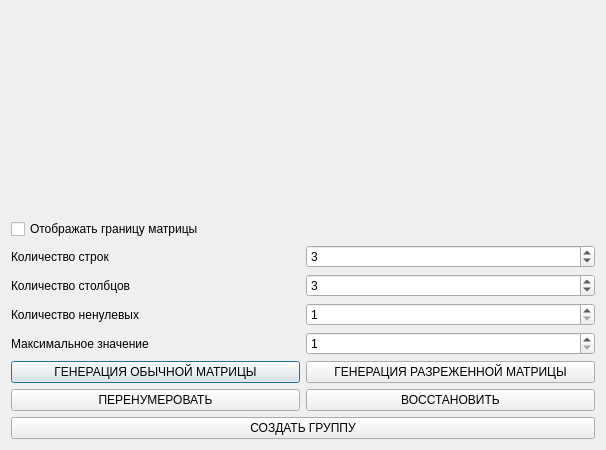
This is dialog.ui in MrTrojan52/Design-Patterns-Lab2 as Qt 5 draws it before an edit. The edited form follows.
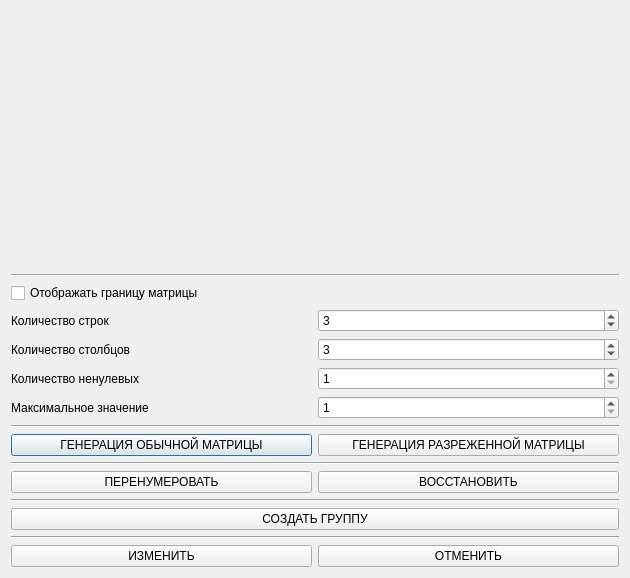
This is the edited form. Custom widgets are drawn as their Qt base class.

```diff
--- a/dialog.ui
+++ b/dialog.ui
@@ -6,8 +6,8 @@
    <rect>
     <x>0</x>
     <y>0</y>
-    <width>606</width>
-    <height>450</height>
+    <width>630</width>
+    <height>578</height>
    </rect>
   </property>
   <property name="windowTitle">
@@ -17,6 +17,13 @@
    <item>
     <widget class="QPaintWidget" name="widget" native="true"/>
    </item>
+   <item>
+    <widget class="Line" name="line_5">
+     <property name="orientation">
+      <enum>Qt::Horizontal</enum>
+     </property>
+    </widget>
+   </item>
    <item>
     <widget class="QCheckBox" name="chkBorder">
      <property name="text">
@@ -111,6 +118,13 @@
      </item>
     </layout>
    </item>
+   <item>
+    <widget class="Line" name="line">
+     <property name="orientation">
+      <enum>Qt::Horizontal</enum>
+     </property>
+    </widget>
+   </item>
    <item>
     <layout class="QHBoxLayout" name="horizontalLayout">
      <item>
@@ -129,6 +143,13 @@
      </item>
     </layout>
    </item>
+   <item>
+    <widget class="Line" name="line_2">
+     <property name="orientation">
+      <enum>Qt::Horizontal</enum>
+     </property>
+    </widget>
+   </item>
    <item>
     <layout class="QHBoxLayout" name="horizontalLayout_6">
      <item>
@@ -147,6 +168,13 @@
      </item>
     </layout>
    </item>
+   <item>
+    <widget class="Line" name="line_3">
+     <property name="orientation">
+      <enum>Qt::Horizontal</enum>
+     </property>
+    </widget>
+   </item>
    <item>
     <layout class="QHBoxLayout" name="horizontalLayout_7">
      <item>
@@ -158,6 +186,31 @@
      </item>
     </layout>
    </item>
+   <item>
+    <widget class="Line" name="line_4">
+     <property name="orientation">
+      <enum>Qt::Horizontal</enum>
+     </property>
+    </widget>
+   </item>
+   <item>
+    <layout class="QHBoxLayout" name="horizontalLayout_8">
+     <item>
+      <widget class="QPushButton" name="psbChange">
+       <property name="text">
+        <string>ИЗМЕНИТЬ</string>
+       </property>
+      </widget>
+     </item>
+     <item>
+      <widget class="QPushButton" name="psbUndo">
+       <property name="text">
+        <string>ОТМЕНИТЬ</string>
+       </property>
+      </widget>
+     </item>
+    </layout>
+   </item>
   </layout>
  </widget>
  <layoutdefault spacing="6" margin="11"/>
```
